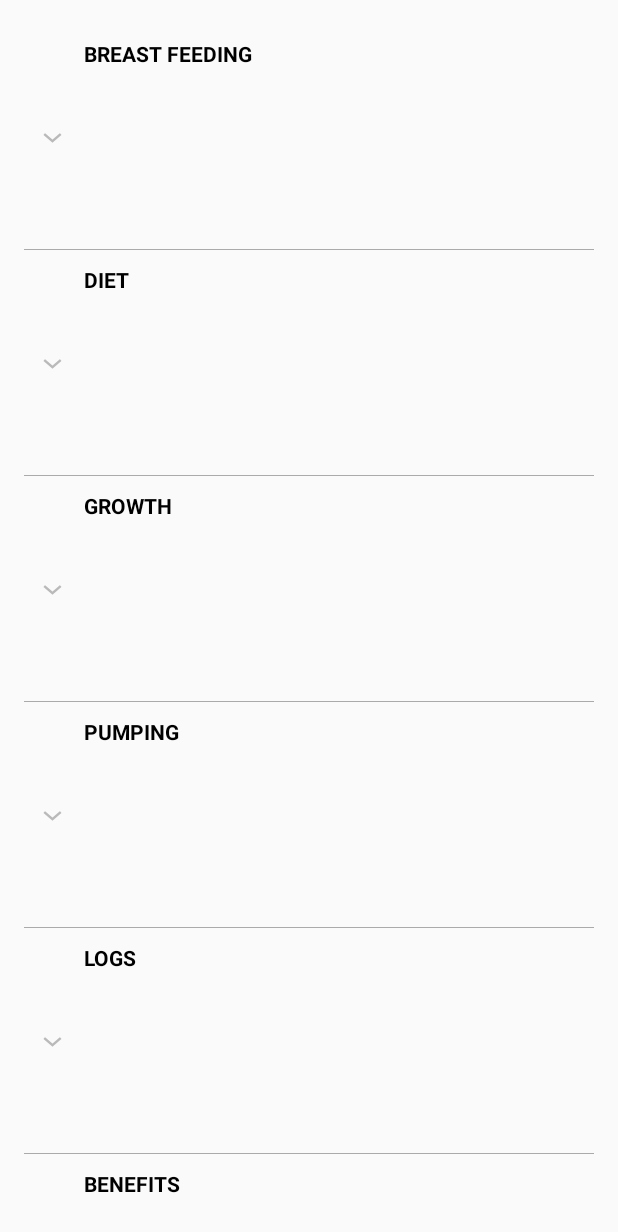
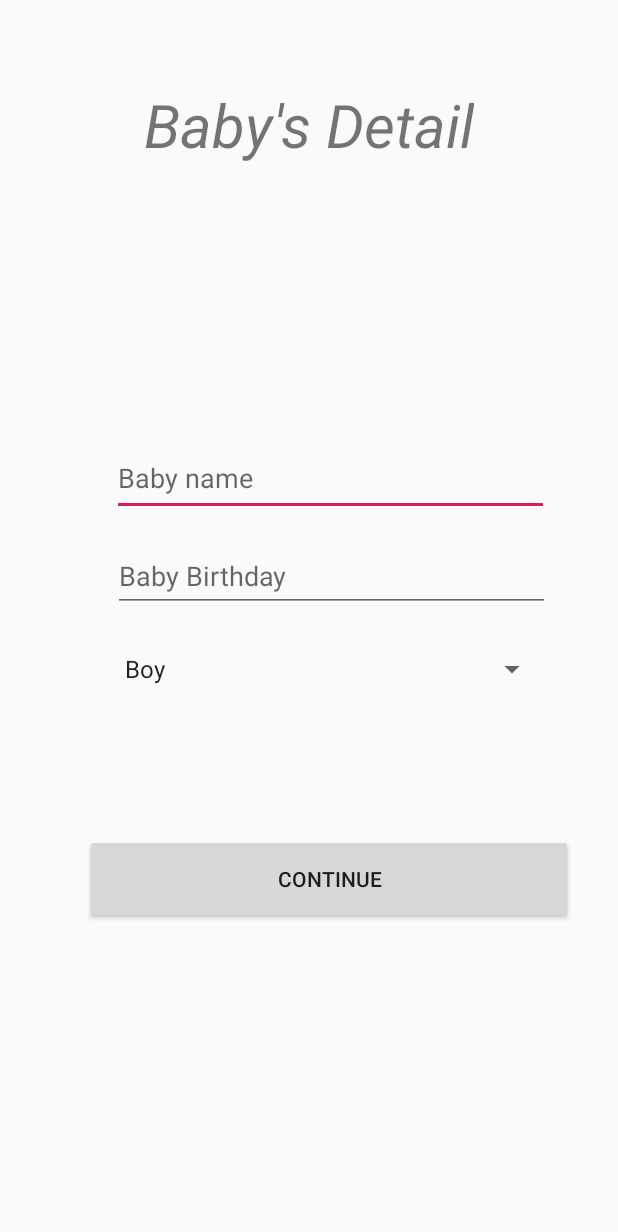
Before and after one commit to salicode/MyBabyAndI, an Android app: the screen it shows after launch (BabyFeeder before the commit, Login after it), on a phone screen of 412 x 824 dp. Shown: the top 1232 px of the screen. Run offline under Robolectric (Android 15) with nearby library versions, the phone set to English and light mode, and no system bars.

Commit message:
four commit

```diff
--- a/app/src/main/java/com/bawp/babyneeds/ExpandableListDataPump.java
+++ b/app/src/main/java/com/bawp/babyneeds/ExpandableListDataPump.java
@@ -21,12 +21,17 @@ class ExpandableListDataPump {
 
         List<String> Diet = new ArrayList<>();
         Diet.add("Diet");
+        Diet.add("Increase Breast Milk production");
 
         List<String> Benefits = new ArrayList<>();
         Benefits.add(" Benefits");
 
         List<String> Pumping = new ArrayList<>();
         Pumping.add(" Pumping");
+        Pumping.add("Left");
+        Pumping.add("Right");
+        Pumping.add("Stop");
+        Pumping.add("Reset");
 
         List<String> Reminder = new ArrayList<>();
         Reminder.add("Reminder");
--- /dev/null
+++ b/app/src/main/java/com/bawp/babyneeds/Login.java
@@ -0,0 +1,69 @@
+package com.bawp.babyneeds;
+
+import android.annotation.SuppressLint;
+import android.app.DatePickerDialog;
+import android.content.Intent;
+import android.support.v7.app.AppCompatActivity;
+import android.os.Bundle;
+import android.view.View;
+import android.widget.ArrayAdapter;
+import android.widget.Button;
+import android.widget.DatePicker;
+import android.widget.EditText;
+import android.widget.Spinner;
+
+import java.util.Calendar;
+
+public class Login extends AppCompatActivity {
+    EditText name;
+    EditText mydate;
+    Spinner spinner;
+    Button mybtn ;
+    DatePickerDialog picker;
+
+    @Override
+    protected void onCreate(Bundle savedInstanceState) {
+        super.onCreate(savedInstanceState);
+        setContentView(R.layout.activity_login);
+        name = findViewById(R.id.name);
+        mydate = findViewById(R.id.date);
+        spinner = findViewById(R.id.spinner);
+        mybtn = findViewById(R.id.mybutton);
+       // spinner.setOnItemSelectedListener(this);
+
+        ArrayAdapter<CharSequence> adapter = ArrayAdapter.createFromResource(this,
+                R.array.gender_array, android.R.layout.simple_spinner_item);
+// Specify the layout to use when the list of choices appears
+        adapter.setDropDownViewResource(android.R.layout.simple_spinner_dropdown_item);
+// Apply the adapter to the spinner
+        spinner.setAdapter(adapter);
+
+
+        mydate.setOnClickListener(new View.OnClickListener() {
+            @Override
+            public void onClick(View v) {
+                final Calendar cldr = Calendar.getInstance();
+                int day = cldr.get(Calendar.DAY_OF_MONTH);
+                int month = cldr.get(Calendar.MONTH);
+                int year = cldr.get(Calendar.YEAR);
+                // date picker dialog
+                picker = new DatePickerDialog(Login.this,
+                        new DatePickerDialog.OnDateSetListener() {
+                            @SuppressLint("SetTextI18n")
+                            @Override
+                            public void onDateSet(DatePicker view, int year, int monthOfYear, int dayOfMonth) {
+                                mydate.setText(dayOfMonth + "/" + (monthOfYear + 1) + "/" + year);
+                            }
+                        }, year, month, day);
+                picker.show();
+            }
+        });
+        mybtn.setOnClickListener(new View.OnClickListener() {
+            @Override
+            public void onClick(View view) {
+                Intent intent = new Intent(Login.this,BabyFeeder.class);
+                startActivity(intent);
+            }
+        });
+    }
+}
--- /dev/null
+++ b/app/src/main/res/layout/activity_login.xml
@@ -0,0 +1,67 @@
+<?xml version="1.0" encoding="utf-8"?>
+<android.support.constraint.ConstraintLayout xmlns:android="http://schemas.android.com/apk/res/android"
+
+    xmlns:app="http://schemas.android.com/apk/res-auto"
+    xmlns:tools="http://schemas.android.com/tools"
+    android:layout_width="match_parent"
+    android:layout_height="match_parent"
+    tools:context=".Login">
+
+    <TextView
+        android:id="@+id/textView"
+        android:layout_width="wrap_content"
+        android:layout_height="wrap_content"
+        android:layout_marginTop="56dp"
+        android:text="@string/BabysDetails"
+        android:textSize="40sp"
+        android:textStyle="italic"
+        app:layout_constraintEnd_toEndOf="parent"
+        app:layout_constraintStart_toStartOf="parent"
+        app:layout_constraintTop_toTopOf="parent" />
+
+    <EditText
+        android:id="@+id/name"
+        android:layout_width="291dp"
+        android:layout_height="50dp"
+        android:hint="@string/baby_name"
+        android:layout_marginBottom="480dp"
+        app:layout_constraintBottom_toBottomOf="parent"
+        app:layout_constraintEnd_toEndOf="parent"
+        app:layout_constraintHorizontal_bias="0.621"
+        app:layout_constraintStart_toStartOf="parent" />
+
+    <EditText
+        android:id="@+id/date"
+        android:layout_width="291dp"
+        android:layout_height="48dp"
+        android:layout_marginBottom="416dp"
+        android:hint="@string/baby_birthday"
+        android:ems="10"
+        android:inputType="date"
+        app:layout_constraintBottom_toBottomOf="parent"
+        app:layout_constraintEnd_toEndOf="parent"
+        app:layout_constraintHorizontal_bias="0.625"
+        app:layout_constraintStart_toStartOf="parent" />
+
+    <Spinner
+        android:id="@+id/spinner"
+        android:layout_width="290dp"
+        android:layout_height="44dp"
+        android:layout_marginBottom="356dp"
+        app:layout_constraintBottom_toBottomOf="parent"
+        app:layout_constraintEnd_toEndOf="parent"
+        app:layout_constraintHorizontal_bias="0.619"
+        app:layout_constraintStart_toStartOf="parent" />
+
+    <Button
+        android:id="@+id/mybutton"
+        android:layout_width="325dp"
+        android:layout_height="60dp"
+        android:layout_marginBottom="208dp"
+        android:text="@string/My_continue"
+        app:layout_constraintBottom_toBottomOf="parent"
+        app:layout_constraintEnd_toEndOf="parent"
+        app:layout_constraintHorizontal_bias="0.651"
+        app:layout_constraintStart_toStartOf="parent" />
+
+</android.support.constraint.ConstraintLayout>
--- a/app/src/main/res/values/strings.xml
+++ b/app/src/main/res/values/strings.xml
@@ -17,4 +17,12 @@
     <string name="turnonalarm">Alarm on</string>
     <string name="turn_off_alarm">Alarm off</string>
     <string name="did_you_set_the_alarm">Did you set the Alarm</string>
+    <string name="BabysDetails">Baby\'s Detail</string>
+    <string name="baby_name">Baby name</string>
+    <string name="baby_birthday">Baby Birthday</string>
+    <string-array name="gender_array">
+        <item>Boy</item>
+        <item>Girl</item>
+    </string-array>
+    <string name="My_continue">Continue</string>
 </resources>
```
Also changed, not shown: app/src/main/AndroidManifest.xml (+12 -6 lines), app/src/main/java/com/bawp/babyneeds/BabyFeeder.java (+21 -5 lines), app/src/main/java/com/bawp/babyneeds/BreastProduction.java (added, +19 -0 lines), app/src/main/res/layout/activity_breast_production.xml (added, +16 -0 lines), 1 other file.
